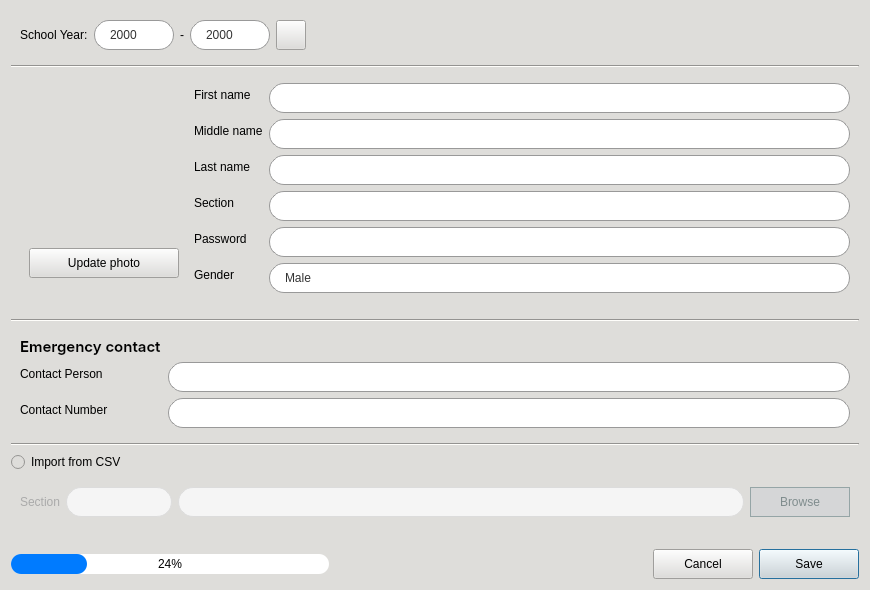
The window that CAI_PyQt/CAI_Admin/UI/FormAddNewStudent.ui (CPG19040/CPG19040) describes before a commit, drawn with Qt 5.
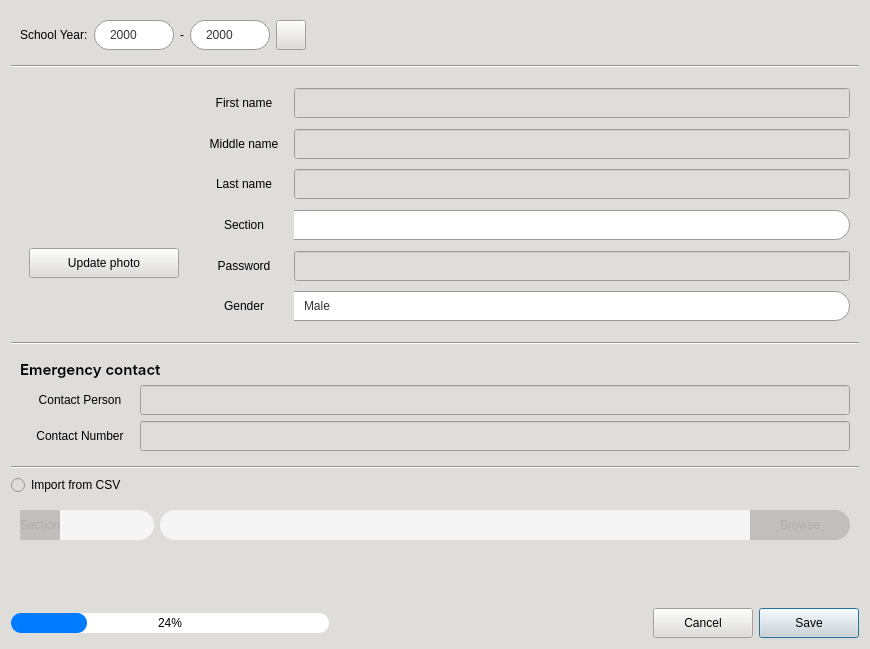
The same window after the commit. Icons and pictures are not drawn.

```diff
--- a/CAI_PyQt/CAI_Admin/UI/FormAddNewStudent.ui
+++ b/CAI_PyQt/CAI_Admin/UI/FormAddNewStudent.ui
@@ -2,12 +2,15 @@
 <ui version="4.0">
  <class>AddNewStudentDialog</class>
  <widget class="QDialog" name="AddNewStudentDialog">
+  <property name="enabled">
+   <bool>true</bool>
+  </property>
   <property name="geometry">
    <rect>
     <x>0</x>
     <y>0</y>
     <width>870</width>
-    <height>590</height>
+    <height>649</height>
    </rect>
   </property>
   <property name="minimumSize">
@@ -27,24 +30,90 @@
 
 *[class=&quot;button-normal&quot;] {
 	font: 10pt &quot;Inter&quot;;
-	background-color: #e7e7e7;
+	background: qlineargradient(x1:0, y1:0, x2:0, y2:1, 
+                                stop:0 #ffffff, 
+                                stop:1 #d8ecf6);
 	color: black;
 	border-radius: 15px;
 	border: 1px solid rgb(154, 153, 150);
 }
 
 *[class=&quot;button-normal&quot;]:hover {
-	background-color: white;
+	background: qlineargradient(x1:0, y1:0, x2:0, y2:1, 
+                                stop:0 #ffffff, 
+                                stop:1 #f2f6f8);
+}
+
+*[class=&quot;button-normal&quot;]:pressed {
+    background: qlineargradient(x1:0, y1:0, x2:0, y2:1, 
+                                stop:0 #dce5e9, 
+                                stop:1 #ffffff);
 }
 
 *[class=&quot;button-normal&quot;]:disabled {
-	background-color: #f5f5f5;
+	background: #f5f5f5;
 	border: 1px solid #dcdcdc;
 	color: #aeaeae;
 }
 
+QPushButton[class=&quot;button-green&quot;] {
+	border: 1px solid #0a5128;
+    border-radius: 15px;
+    padding: 0px 10px 0px;
+    background: qlineargradient(x1:0, y1:0, x2:0, y2:1, 
+                                stop:0 #1ebd5d, 
+                                stop:1 #107f3f);
+    color: #FFF;
+    font: 10pt &quot;Inter SemiBold&quot;;
+}
+
+QPushButton[class=&quot;button-green&quot;]:hover {
+    background: qlineargradient(x1:0, y1:0, x2:0, y2:1, 
+                                stop:0 #2ecc71, 
+                                stop:1 #27AE60);
+}
+
+QPushButton[class=&quot;button-green&quot;]:pressed {
+    background: qlineargradient(x1:0, y1:0, x2:0, y2:1, 
+                                stop:0 #0b572a, 
+                                stop:1 #129046); 
+}
+
+QPushButton[class=&quot;button-green&quot;]:disabled {
+    background: #A5D6A7;
+    color: #E8F5E9;
+    opacity: 0.6;
+}
+
+*[class=&quot;input-field&quot;] {
+	background-color: transparent;
+}
+
+*[class=&quot;input-field&quot;] QLineEdit {
+	background-color: #ffffff;
+	border: 1px solid #999;
+	border-left: none;
+	border-top-right-radius: 15px;
+	border-bottom-right-radius: 15px;
+	padding: 0px 8px;
+	color: black;
+}
+
+*[class=&quot;input-field&quot;] QLabel {
+	background-color: rgb(192, 191, 188);
+	border-left: 1px solid #999;
+	border-top: 1px solid #999;
+	border-bottom: 1px solid #999;
+	border-right: none;
+	border-top-left-radius: 15px;
+	border-bottom-left-radius: 15px;
+	padding-left: 8px;
+	color: black;
+}
+
 QLabel:disabled {
 	color: #aaaaaa;
+	border: none;
 }
 
 QProgressBar {
@@ -57,32 +126,24 @@
 	border-radius: 10px;
 }
 
-QPushButton:disabled, QLineEdit:disabled, QComboBox:disabled {
-    background-color: #d5d6d7;
-    color: #7f8c8d;
-    border: 1px solid #95a5a6;
-}
-
-#widget_CSV:disabled, #widget_stud_info:disabled, QComboBox:disabled { 
-	color: rgba(0, 0, 0, 50); 
-	background-color: rgba(200, 200, 200, 0); 
-}
-
-QLineEdit {
-	background-color: rgb(255, 255, 255); 
-	border-radius: 15px;
-	border: 1px solid #999;
-	padding: 0px 15px;
+*[class=&quot;input-field&quot;] QPushButton:disabled, 
+*[class=&quot;input-field&quot;] QLineEdit:disabled, 
+*[class=&quot;input-field&quot;] QComboBox:disabled  {
+    background-color: #f5f5f5;
+	border: none;
+	color: #aeaeae;
 }
 
 QComboBox {
     border: 1px solid #999;
-    border-radius: 15px; /* Fully rounded pills */
-    padding: 0px 15px 0px;
+    border-left: none;
+    padding: 0px 10px;
     background-color: #ffffff;
     color: #333333;
-    font: 10pt &quot;Inter Medium&quot;; /* Consolidated font settings */
+    font: 10pt &quot;Inter Medium&quot;;
     selection-background-color: #7eb4d7;
+	border-top-right-radius: 15px;
+	border-bottom-right-radius: 15px;
 }
 
 QComboBox:focus, QLineEdit:focus {
@@ -98,7 +159,6 @@
     subcontrol-position: top right;
     width: 30px;
     border-left-width: 0px;
-    /* Match the 15px border-radius of the main control */
     border-top-right-radius: 15px;
     border-bottom-right-radius: 15px;
 }
@@ -130,9 +190,9 @@
     color: #ffffff;
 }
 
-QComboBox:disabled, QLineEdit:disabled {
+QComboBox:disabled {
     background-color: #f5f5f5;
-    border: 1px solid #dcdcdc;
+    border: none;
     color: #aaaaaa;
 }
 
@@ -334,6 +394,9 @@
    </item>
    <item>
     <widget class="QWidget" name="widget_stud_info" native="true">
+     <property name="enabled">
+      <bool>true</bool>
+     </property>
      <property name="styleSheet">
       <string notr="true"/>
      </property>
@@ -421,7 +484,10 @@
         <property name="styleSheet">
          <string notr="true"/>
         </property>
-        <layout class="QFormLayout" name="formLayout_2">
+        <layout class="QVBoxLayout" name="verticalLayout_2">
+         <property name="spacing">
+          <number>0</number>
+         </property>
          <property name="leftMargin">
           <number>0</number>
          </property>
@@ -434,14 +500,56 @@
          <property name="bottomMargin">
           <number>0</number>
          </property>
-         <item row="0" column="0">
+         <item>
+          <widget class="QWidget" name="widget_2" native="true">
+           <property name="minimumSize">
+            <size>
+             <width>100</width>
+             <height>30</height>
+            </size>
+           </property>
+           <property name="class" stdset="0">
+            <string>input-field</string>
+           </property>
+           <layout class="QHBoxLayout" name="horizontalLayout_5">
+            <property name="spacing">
+             <number>0</number>
+            </property>
+            <property name="leftMargin">
+             <number>0</number>
+            </property>
+            <property name="topMargin">
+             <number>0</number>
+            </property>
+            <property name="rightMargin">
+             <number>0</number>
+            </property>
+            <property name="bottomMargin">
+             <number>0</number>
+            </property>
+            <item>
           <widget class="QLabel" name="label_8">
+              <property name="minimumSize">
+               <size>
+                <width>100</width>
+                <height>30</height>
+               </size>
+              </property>
+              <property name="maximumSize">
+               <size>
+                <width>100</width>
+                <height>30</height>
+               </size>
+              </property>
            <property name="text">
             <string>First name</string>
            </property>
-          </widget>
-         </item>
-         <item row="0" column="1">
+              <property name="alignment">
+               <set>Qt::AlignCenter</set>
+              </property>
+             </widget>
+            </item>
+            <item>
           <widget class="QLineEdit" name="txtFirstName">
            <property name="minimumSize">
             <size>
@@ -454,14 +562,53 @@
            </property>
           </widget>
          </item>
-         <item row="1" column="0">
+           </layout>
+          </widget>
+         </item>
+         <item>
+          <widget class="QWidget" name="widget_4" native="true">
+           <property name="class" stdset="0">
+            <string>input-field</string>
+           </property>
+           <layout class="QHBoxLayout" name="horizontalLayout_6">
+            <property name="spacing">
+             <number>0</number>
+            </property>
+            <property name="leftMargin">
+             <number>0</number>
+            </property>
+            <property name="topMargin">
+             <number>0</number>
+            </property>
+            <property name="rightMargin">
+             <number>0</number>
+            </property>
+            <property name="bottomMargin">
+             <number>0</number>
+            </property>
+            <item>
           <widget class="QLabel" name="label_9">
+              <property name="minimumSize">
+               <size>
+                <width>100</width>
+                <height>30</height>
+               </size>
+              </property>
+              <property name="maximumSize">
+               <size>
+                <width>100</width>
+                <height>30</height>
+               </size>
+              </property>
            <property name="text">
             <string>Middle name</string>
            </property>
-          </widget>
-         </item>
-         <item row="1" column="1">
+              <property name="alignment">
+               <set>Qt::AlignCenter</set>
+              </property>
+             </widget>
+            </item>
+            <item>
           <widget class="QLineEdit" name="txtMiddleName">
            <property name="minimumSize">
             <size>
@@ -474,14 +621,53 @@
            </property>
           </widget>
          </item>
-         <item row="2" column="0">
+           </layout>
+          </widget>
+         </item>
+         <item>
+          <widget class="QWidget" name="widget_5" native="true">
+           <property name="class" stdset="0">
+            <string>input-field</string>
+           </property>
+           <layout class="QHBoxLayout" name="horizontalLayout_7">
+            <property name="spacing">
+             <number>0</number>
+            </property>
+            <property name="leftMargin">
+             <number>0</number>
+            </property>
+            <property name="topMargin">
+             <number>0</number>
+            </property>
+            <property name="rightMargin">
+             <number>0</number>
+            </property>
+            <property name="bottomMargin">
+             <number>0</number>
+            </property>
+            <item>
           <widget class="QLabel" name="label_10">
+              <property name="minimumSize">
+               <size>
+                <width>100</width>
+                <height>30</height>
+               </size>
+              </property>
+              <property name="maximumSize">
+               <size>
+                <width>100</width>
+                <height>30</height>
+               </size>
+              </property>
            <property name="text">
             <string>Last name</string>
            </property>
-          </widget>
-         </item>
-         <item row="2" column="1">
+              <property name="alignment">
+               <set>Qt::AlignCenter</set>
+              </property>
+             </widget>
+            </item>
+            <item>
           <widget class="QLineEdit" name="txtLastName">
            <property name="minimumSize">
             <size>
@@ -494,14 +680,53 @@
            </property>
           </widget>
          </item>
-         <item row="3" column="0">
+           </layout>
+          </widget>
+         </item>
+         <item>
+          <widget class="QWidget" name="widget_6" native="true">
+           <property name="class" stdset="0">
+            <string>input-field</string>
+           </property>
+           <layout class="QHBoxLayout" name="horizontalLayout_8">
+            <property name="spacing">
+             <number>0</number>
+            </property>
+            <property name="leftMargin">
+             <number>0</number>
+            </property>
+            <property name="topMargin">
+             <number>0</number>
+            </property>
+            <property name="rightMargin">
+             <number>0</number>
+            </property>
+            <property name="bottomMargin">
+             <number>0</number>
+            </property>
+            <item>
           <widget class="QLabel" name="label_11">
+              <property name="minimumSize">
+               <size>
+                <width>100</width>
+                <height>30</height>
+               </size>
+              </property>
+              <property name="maximumSize">
+               <size>
+                <width>100</width>
+                <height>30</height>
+               </size>
+              </property>
            <property name="text">
             <string>Section</string>
            </property>
-          </widget>
-         </item>
-         <item row="3" column="1">
+              <property name="alignment">
+               <set>Qt::AlignCenter</set>
+              </property>
+             </widget>
+            </item>
+            <item>
           <widget class="QComboBox" name="cmbSection">
            <property name="minimumSize">
             <size>
@@ -517,14 +742,53 @@
            </property>
           </widget>
          </item>
-         <item row="4" column="0">
+           </layout>
+          </widget>
+         </item>
+         <item>
+          <widget class="QWidget" name="widget_7" native="true">
+           <property name="class" stdset="0">
+            <string>input-field</string>
+           </property>
+           <layout class="QHBoxLayout" name="horizontalLayout_9">
+            <property name="spacing">
+             <number>0</number>
+            </property>
+            <property name="leftMargin">
+             <number>0</number>
+            </property>
+            <property name="topMargin">
+             <number>0</number>
+            </property>
+            <property name="rightMargin">
+             <number>0</number>
+            </property>
+            <property name="bottomMargin">
+             <number>0</number>
+            </property>
+            <item>
           <widget class="QLabel" name="label_12">
+              <property name="minimumSize">
+               <size>
+                <width>100</width>
+                <height>30</height>
+               </size>
+              </property>
+              <property name="maximumSize">
+               <size>
+                <width>100</width>
+                <height>30</height>
+               </size>
+              </property>
            <property name="text">
             <string>Password</string>
            </property>
-          </widget>
-         </item>
-         <item row="4" column="1">
+              <property name="alignment">
+               <set>Qt::AlignCenter</set>
+              </property>
+             </widget>
+            </item>
+            <item>
           <widget class="QLineEdit" name="txtPassword">
            <property name="minimumSize">
             <size>
@@ -540,14 +804,53 @@
            </property>
           </widget>
          </item>
-         <item row="5" column="0">
+           </layout>
+          </widget>
+         </item>
+         <item>
+          <widget class="QWidget" name="widget_8" native="true">
+           <property name="class" stdset="0">
+            <string>input-field</string>
+           </property>
+           <layout class="QHBoxLayout" name="horizontalLayout_10">
+            <property name="spacing">
+             <number>0</number>
+            </property>
+            <property name="leftMargin">
+             <number>0</number>
+            </property>
+            <property name="topMargin">
+             <number>0</number>
+            </property>
+            <property name="rightMargin">
+             <number>0</number>
+            </property>
+            <property name="bottomMargin">
+             <number>0</number>
+            </property>
+            <item>
           <widget class="QLabel" name="label_13">
+              <property name="minimumSize">
+               <size>
+                <width>100</width>
+                <height>30</height>
+               </size>
+              </property>
+              <property name="maximumSize">
+               <size>
+                <width>100</width>
+                <height>30</height>
+               </size>
+              </property>
            <property name="text">
             <string>Gender</string>
            </property>
-          </widget>
-         </item>
-         <item row="5" column="1">
+              <property name="alignment">
+               <set>Qt::AlignCenter</set>
+              </property>
+             </widget>
+            </item>
+            <item>
           <widget class="QComboBox" name="cmbGender">
            <property name="minimumSize">
             <size>
@@ -579,6 +882,9 @@
      </layout>
     </widget>
    </item>
+     </layout>
+    </widget>
+   </item>
    <item>
     <widget class="Line" name="line_2">
      <property name="orientation">
@@ -594,8 +900,8 @@
      <property name="styleSheet">
       <string notr="true"/>
      </property>
-     <layout class="QFormLayout" name="formLayout_5">
-      <item row="0" column="0">
+     <layout class="QVBoxLayout" name="verticalLayout_3">
+      <item>
        <widget class="QLabel" name="label_24">
         <property name="font">
          <font>
@@ -610,7 +916,50 @@
         </property>
        </widget>
       </item>
-      <item row="1" column="1">
+      <item>
+       <widget class="QWidget" name="widget_10" native="true">
+        <property name="class" stdset="0">
+         <string>input-field</string>
+        </property>
+        <layout class="QHBoxLayout" name="horizontalLayout_12">
+         <property name="spacing">
+          <number>0</number>
+         </property>
+         <property name="leftMargin">
+          <number>0</number>
+         </property>
+         <property name="topMargin">
+          <number>0</number>
+         </property>
+         <property name="rightMargin">
+          <number>0</number>
+         </property>
+         <property name="bottomMargin">
+          <number>0</number>
+         </property>
+         <item>
+          <widget class="QLabel" name="label_22">
+           <property name="minimumSize">
+            <size>
+             <width>120</width>
+             <height>30</height>
+            </size>
+           </property>
+           <property name="maximumSize">
+            <size>
+             <width>16777215</width>
+             <height>30</height>
+            </size>
+           </property>
+           <property name="text">
+            <string>Contact Person</string>
+           </property>
+           <property name="alignment">
+            <set>Qt::AlignCenter</set>
+           </property>
+          </widget>
+         </item>
+         <item>
        <widget class="QLineEdit" name="txtContactPerson">
         <property name="minimumSize">
          <size>
@@ -623,14 +972,53 @@
         </property>
        </widget>
       </item>
-      <item row="2" column="0">
+        </layout>
+       </widget>
+      </item>
+      <item>
+       <widget class="QWidget" name="widget_11" native="true">
+        <property name="class" stdset="0">
+         <string>input-field</string>
+        </property>
+        <layout class="QHBoxLayout" name="horizontalLayout_13">
+         <property name="spacing">
+          <number>0</number>
+         </property>
+         <property name="leftMargin">
+          <number>0</number>
+         </property>
+         <property name="topMargin">
+          <number>0</number>
+         </property>
+         <property name="rightMargin">
+          <number>0</number>
+         </property>
+         <property name="bottomMargin">
+          <number>0</number>
+         </property>
+         <item>
        <widget class="QLabel" name="label_23">
+           <property name="minimumSize">
+            <size>
+             <width>120</width>
+             <height>30</height>
+            </size>
+           </property>
+           <property name="maximumSize">
+            <size>
+             <width>16777215</width>
+             <height>30</height>
+            </size>
+           </property>
         <property name="text">
          <string>Contact Number</string>
         </property>
-       </widget>
-      </item>
-      <item row="2" column="1">
+           <property name="alignment">
+            <set>Qt::AlignCenter</set>
+           </property>
+          </widget>
+         </item>
+         <item>
        <widget class="QLineEdit" name="txtContactNum">
         <property name="minimumSize">
          <size>
@@ -643,11 +1031,7 @@
         </property>
        </widget>
       </item>
-      <item row="1" column="0">
-       <widget class="QLabel" name="label_22">
-        <property name="text">
-         <string>Contact Person</string>
-        </property>
+        </layout>
        </widget>
       </item>
      </layout>
@@ -676,15 +1060,75 @@
       <bool>false</bool>
      </property>
      <property name="styleSheet">
-      <string notr="true"/>
+      <string notr="true">QLineEdit {
+	background-color: #ffffff;
+	color: black;
+	border: 1px solid #999;
+	border-right: none;
+	border-top-left-radius: 15px;
+	border-bottom-left-radius: 15px;
+	padding: 0px 10px;
+}
+
+#btnBrowseCSV {
+	font: 10pt &quot;Inter&quot;;
+	background-color: #e7e7e7;
+	color: black;
+	border: 1px solid rgb(154, 153, 150);
+	border-top-right-radius: 15px;
+	border-bottom-right-radius: 15px;
+}
+
+#btnBrowseCSV:hover {
+	background-color: #FFF;
+}
+
+#btnBrowseCSV:disabled, QLabel:disabled {
+	background-color: rgb(192, 191, 188);
+	border: none;
+	color: #aeaeae;
+}
+
+#widget_CSV QLineEdit:disabled {
+	background-color: #f5f5f5;
+	border: none;
+	color: #aeaeae;
+}</string>
      </property>
      <layout class="QHBoxLayout" name="horizontalLayout_3">
       <item>
+       <widget class="QWidget" name="widget_12" native="true">
+        <property name="class" stdset="0">
+         <string>input-field</string>
+        </property>
+        <layout class="QHBoxLayout" name="horizontalLayout_14">
+         <property name="spacing">
+          <number>0</number>
+         </property>
+         <property name="leftMargin">
+          <number>0</number>
+         </property>
+         <property name="topMargin">
+          <number>0</number>
+         </property>
+         <property name="rightMargin">
+          <number>0</number>
+         </property>
+         <property name="bottomMargin">
+          <number>0</number>
+         </property>
+         <item>
        <widget class="QLabel" name="label_14">
+           <property name="minimumSize">
+            <size>
+             <width>0</width>
+             <height>30</height>
+            </size>
+           </property>
         <property name="maximumSize">
          <size>
           <width>100</width>
-          <height>16777215</height>
+             <height>30</height>
          </size>
         </property>
         <property name="text">
@@ -700,14 +1144,50 @@
           <height>30</height>
          </size>
         </property>
+           <property name="maximumSize">
+            <size>
+             <width>16777215</width>
+             <height>30</height>
+            </size>
+           </property>
         <property name="styleSheet">
          <string notr="true"/>
         </property>
         <property name="editable">
          <bool>false</bool>
         </property>
-       </widget>
-      </item>
+           <property name="class" stdset="0">
+            <string>combobox-normal</string>
+           </property>
+          </widget>
+         </item>
+        </layout>
+       </widget>
+      </item>
+      <item>
+       <widget class="QWidget" name="widget_9" native="true">
+        <property name="minimumSize">
+         <size>
+          <width>100</width>
+          <height>0</height>
+         </size>
+        </property>
+        <layout class="QHBoxLayout" name="horizontalLayout_11">
+         <property name="spacing">
+          <number>0</number>
+         </property>
+         <property name="leftMargin">
+          <number>0</number>
+         </property>
+         <property name="topMargin">
+          <number>0</number>
+         </property>
+         <property name="rightMargin">
+          <number>0</number>
+         </property>
+         <property name="bottomMargin">
+          <number>0</number>
+         </property>
       <item>
        <widget class="QLineEdit" name="txtCSVPath">
         <property name="minimumSize">
@@ -716,6 +1196,12 @@
           <height>30</height>
          </size>
         </property>
+           <property name="maximumSize">
+            <size>
+             <width>16777215</width>
+             <height>30</height>
+            </size>
+           </property>
         <property name="styleSheet">
          <string notr="true"/>
         </property>
@@ -738,12 +1224,15 @@
         <property name="cursor">
          <cursorShape>PointingHandCursor</cursorShape>
         </property>
+           <property name="styleSheet">
+            <string notr="true"/>
+           </property>
         <property name="text">
          <string>Browse</string>
         </property>
-        <property name="class" stdset="0">
-         <string>button-normal</string>
-        </property>
+          </widget>
+         </item>
+        </layout>
        </widget>
       </item>
      </layout>
@@ -851,7 +1340,7 @@
         <bool>true</bool>
        </property>
        <property name="class" stdset="0">
-        <string>button-normal</string>
+        <string>button-green</string>
        </property>
       </widget>
      </item>
```
Lines whose indentation alone changed are shown as unchanged.
